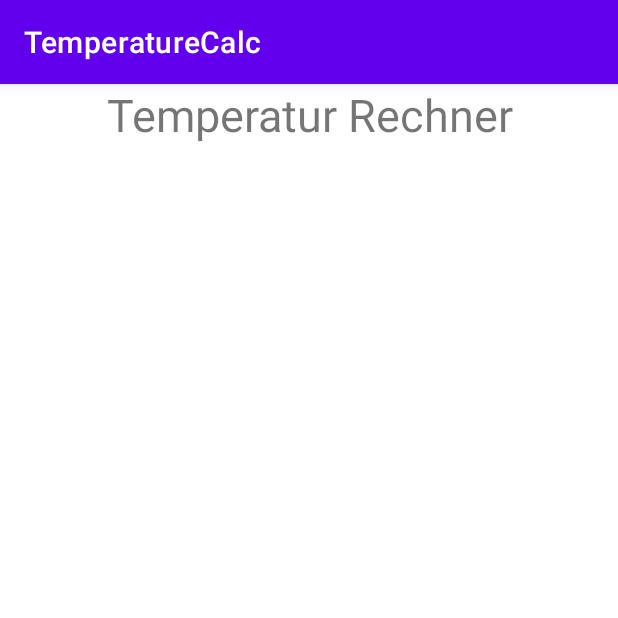
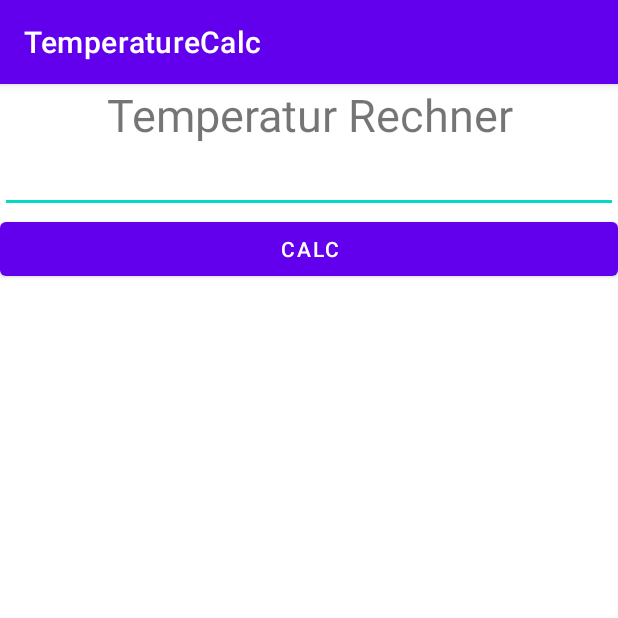
Before and after one commit to lecpab19/TemperaturCalc, an Android app: the screen it shows after launch (MainActivity), on a phone screen of 412 x 824 dp, the top half of it. Run offline under Robolectric (Android 15) with nearby library versions, the phone set to English and light mode, and no system bars.

Commit message:
frontend v1

```diff
--- a/app/src/main/res/layout/activity_main.xml
+++ b/app/src/main/res/layout/activity_main.xml
@@ -16,12 +16,24 @@
         android:text="Temperatur Rechner"
         />
 
+    <EditText
+        android:id="@+id/edInput"
+        android:layout_width="match_parent"
+        android:layout_height="wrap_content"/>
+
+    <Button
+        android:id="@+id/btCalc"
+        android:layout_width="match_parent"
+        android:layout_height="wrap_content"
+        android:text="Calc"
+        />
+
     <LinearLayout
         android:layout_width="match_parent"
         android:layout_height="wrap_content">
 
         <TextView
-            android:id="@+id/tvInValue"
+            android:id="@+id/tvTmpK"
             android:layout_width="wrap_content"
             android:layout_height="match_parent"
             android:textAlignment="center"
@@ -31,7 +43,31 @@
 
 
         <TextView
-            android:id="@+id/tvOutvalue"
+            android:id="@+id/tvTempF"
+            android:layout_width="wrap_content"
+            android:layout_height="match_parent"
+            android:textAlignment="center"
+            android:textSize="20sp"
+            android:layout_weight="1"
+            />
+    </LinearLayout>
+
+    <LinearLayout
+        android:layout_width="match_parent"
+        android:layout_height="wrap_content">
+
+        <TextView
+            android:id="@+id/tvOutValTempK"
+            android:layout_width="wrap_content"
+            android:layout_height="match_parent"
+            android:textAlignment="center"
+            android:textSize="20sp"
+            android:layout_weight="1"
+            />
+
+
+        <TextView
+            android:id="@+id/tvOutValTempF"
             android:layout_width="wrap_content"
             android:layout_height="match_parent"
             android:textAlignment="center"
```
